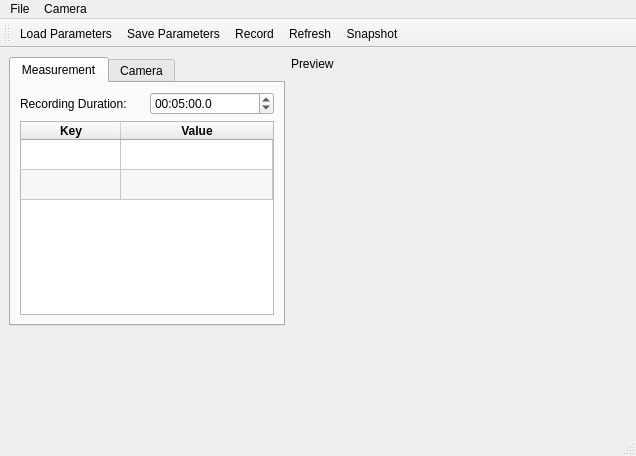
The window that fimui/ui_fimwindow.ui (fncnt/fimrecorder) describes before a commit, drawn with Qt 5.
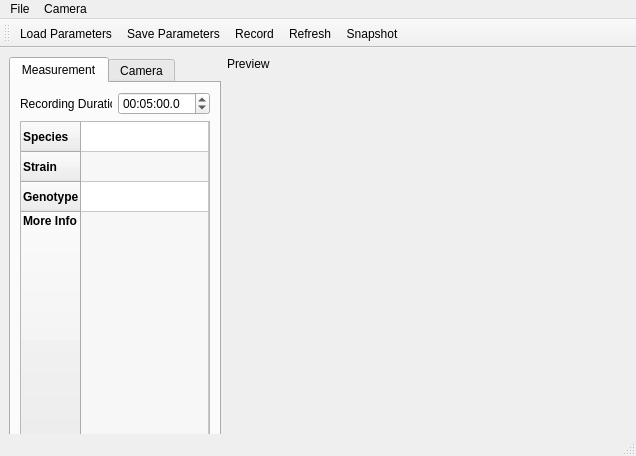
The same window after the commit.

The edit to the form file:
```diff
--- a/fimui/ui_fimwindow.ui
+++ b/fimui/ui_fimwindow.ui
@@ -46,18 +46,45 @@
       </property>
      </widget>
     </item>
-    <item row="0" column="0" rowspan="3" alignment="Qt::AlignTop">
+    <item row="0" column="0" rowspan="3">
      <widget class="QTabWidget" name="tabWidget">
       <property name="sizePolicy">
-       <sizepolicy hsizetype="Expanding" vsizetype="Expanding">
+       <sizepolicy hsizetype="MinimumExpanding" vsizetype="Expanding">
         <horstretch>2</horstretch>
         <verstretch>2</verstretch>
        </sizepolicy>
       </property>
+      <property name="minimumSize">
+       <size>
+        <width>200</width>
+        <height>395</height>
+       </size>
+      </property>
+      <property name="sizeIncrement">
+       <size>
+        <width>0</width>
+        <height>0</height>
+       </size>
+      </property>
       <property name="currentIndex">
        <number>0</number>
       </property>
+      <property name="elideMode">
+       <enum>Qt::ElideLeft</enum>
+      </property>
       <widget class="QWidget" name="tabMeasurement">
+       <property name="sizePolicy">
+        <sizepolicy hsizetype="Expanding" vsizetype="Expanding">
+         <horstretch>2</horstretch>
+         <verstretch>2</verstretch>
+        </sizepolicy>
+       </property>
+       <property name="minimumSize">
+        <size>
+         <width>200</width>
+         <height>395</height>
+        </size>
+       </property>
        <attribute name="title">
         <string>Measurement</string>
        </attribute>
@@ -97,31 +124,67 @@
         </item>
         <item row="1" column="0" colspan="2">
          <widget class="QTableWidget" name="UserDataTable">
+          <property name="sizePolicy">
+           <sizepolicy hsizetype="Expanding" vsizetype="Expanding">
+            <horstretch>2</horstretch>
+            <verstretch>2</verstretch>
+           </sizepolicy>
+          </property>
+          <property name="minimumSize">
+           <size>
+            <width>0</width>
+            <height>340</height>
+           </size>
+          </property>
+          <property name="frameShape">
+           <enum>QFrame::StyledPanel</enum>
+          </property>
+          <property name="frameShadow">
+           <enum>QFrame::Sunken</enum>
+          </property>
           <property name="horizontalScrollBarPolicy">
            <enum>Qt::ScrollBarAlwaysOff</enum>
           </property>
           <property name="alternatingRowColors">
            <bool>true</bool>
           </property>
+          <attribute name="horizontalHeaderVisible">
+           <bool>false</bool>
+          </attribute>
           <attribute name="horizontalHeaderStretchLastSection">
            <bool>true</bool>
           </attribute>
           <attribute name="verticalHeaderVisible">
-           <bool>false</bool>
+           <bool>true</bool>
           </attribute>
+          <attribute name="verticalHeaderStretchLastSection">
+           <bool>true</bool>
+          </attribute>
           <row>
            <property name="text">
-            <string/>
+            <string>Species</string>
            </property>
+           <property name="font">
+            <font>
+             <weight>75</weight>
+             <bold>true</bold>
+            </font>
+           </property>
           </row>
           <row>
            <property name="text">
-            <string/>
+            <string>Strain</string>
            </property>
+           <property name="font">
+            <font>
+             <weight>75</weight>
+             <bold>true</bold>
+            </font>
+           </property>
           </row>
-          <column>
+          <row>
            <property name="text">
-            <string>Key</string>
+            <string>Genotype</string>
            </property>
            <property name="font">
             <font>
@@ -129,7 +192,21 @@
              <bold>true</bold>
             </font>
            </property>
-          </column>
+          </row>
+          <row>
+           <property name="text">
+            <string>More Info</string>
+           </property>
+           <property name="font">
+            <font>
+             <weight>75</weight>
+             <bold>true</bold>
+            </font>
+           </property>
+           <property name="textAlignment">
+            <set>AlignLeading|AlignTop</set>
+           </property>
+          </row>
           <column>
            <property name="text">
             <string>Value</string>
@@ -147,11 +224,18 @@
            </property>
            <property name="font">
             <font>
-             <weight>50</weight>
-             <bold>false</bold>
+             <italic>true</italic>
             </font>
            </property>
           </item>
+          <item row="3" column="0">
+           <property name="text">
+            <string/>
+           </property>
+           <property name="textAlignment">
+            <set>AlignLeading|AlignTop</set>
+           </property>
+          </item>
          </widget>
         </item>
        </layout>
```
Left out of the diff: 44 changed lines with no effect on the pictures.
